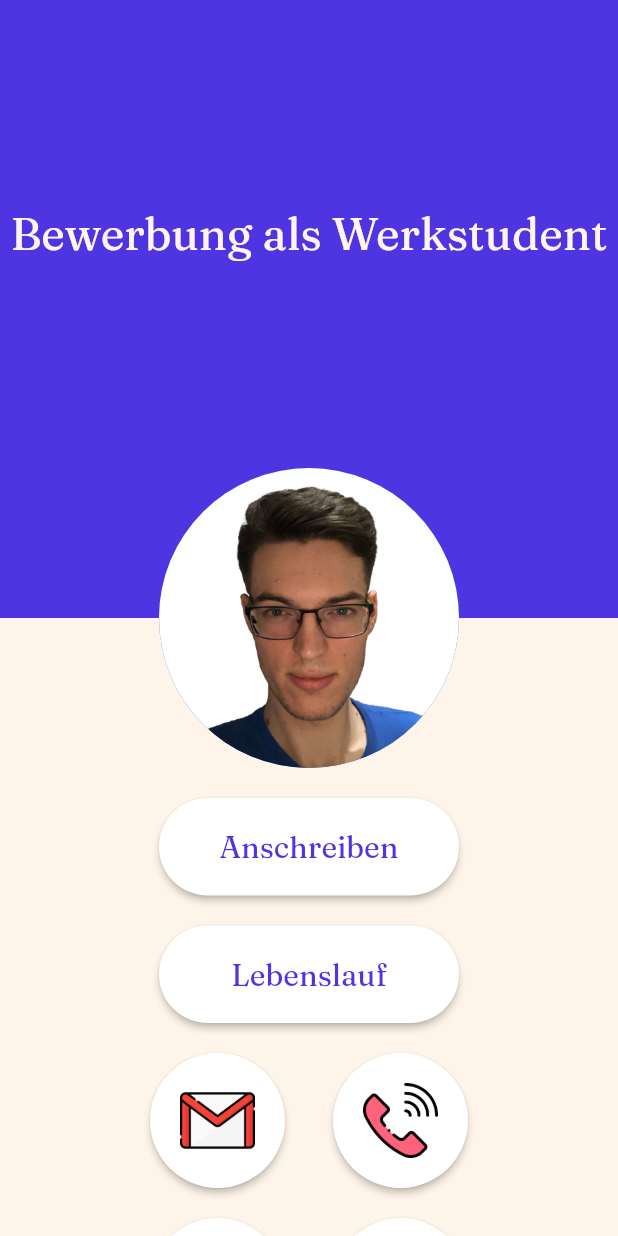
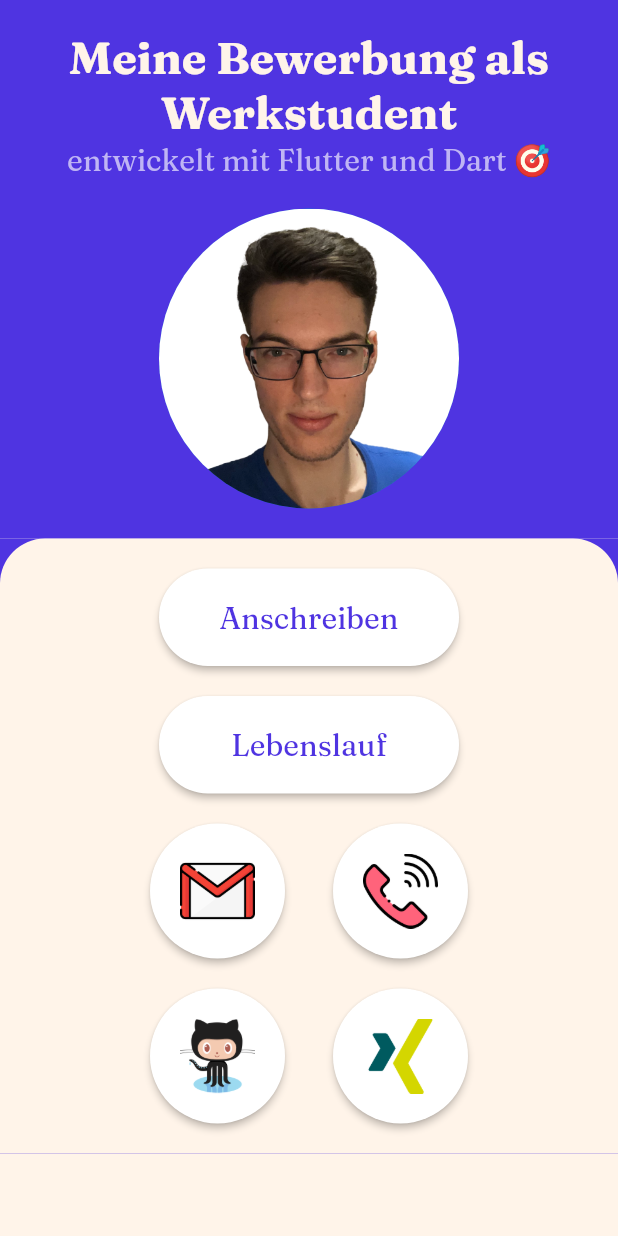
Before and after one commit to tim-w97/Bewerbung, a Flutter app: the screen it shows after launch, on a phone screen of 412 x 824 dp. Run offline on Flutter 3.47's test engine with Material 2 defaults, Android fonts, the phone set to English and light mode, and no system bars.

Commit message:
Refactoring und verbessertes Design für den Hauptbereich

```diff
--- a/lib/constants/text_styles.dart
+++ b/lib/constants/text_styles.dart
@@ -1,6 +1,7 @@
 import 'package:application/constants/colors.dart' as colors;
 import 'package:flutter/cupertino.dart';
 
-const big = TextStyle(color: colors.secondary, fontSize: 30);
+const big = TextStyle(
+    color: colors.secondary, fontSize: 30, fontWeight: FontWeight.bold);
 const medium = TextStyle(color: colors.primary, fontSize: 20);
 const small = TextStyle(color: colors.lightGray, fontSize: 15);
--- a/lib/screens/home.dart
+++ b/lib/screens/home.dart
@@ -13,32 +13,29 @@ class Home extends StatelessWidget {
   @override
   Widget build(BuildContext context) {
     bool showButtonsVertical = MediaQuery.of(context).size.width < 420;
-    bool showIconButtonsSeparately = MediaQuery.of(context).size.width < 633;
+    bool showIconButtonsSeparately = MediaQuery.of(context).size.width < 700;
 
     return Scaffold(
-      body: Stack(
-        alignment: Alignment.center,
+      body: SingleChildScrollView(
+        child: Column(
           children: [
-          Column(
+            Container(
+              width: double.infinity,
+              color: colors.primary,
+              padding: const EdgeInsets.all(20),
+              child: Column(
                 children: [
-              Expanded(
-                child: Container(color: colors.primary),
-              ),
-              Expanded(
-                child: Container(color: colors.secondary),
-              ),
-            ],
-          ),
-          Column(
-            mainAxisAlignment: MainAxisAlignment.center,
-            children: [
-              const Expanded(
-                child: Center(
-                  child: Text(
-                    "Bewerbung als Werkstudent",
+                  const Text(
+                    "Meine Bewerbung als Werkstudent",
                     textAlign: TextAlign.center,
                     style: text_styles.big,
                   ),
+                  Padding(
+                    padding: const EdgeInsets.only(bottom: 20),
+                    child: Text(
+                      "entwickelt mit Flutter und Dart 🎯",
+                      textAlign: TextAlign.center,
+                      style: text_styles.medium.copyWith(color: colors.blue),
                     ),
                   ),
                   showIconButtonsSeparately
@@ -59,9 +56,16 @@ class Home extends StatelessWidget {
                             XingButton(),
                           ],
                         ),
-              Expanded(
-                child: Center(
-                  child: SingleChildScrollView(
+                ],
+              ),
+            ),
+            Container(
+              color: colors.primary,
+              child: Container(
+                decoration: const BoxDecoration(
+                  color: colors.secondary,
+                  borderRadius: BorderRadius.vertical(top: Radius.circular(30)),
+                ),
                 child: Column(
                   mainAxisAlignment: MainAxisAlignment.center,
                   children: [
@@ -120,10 +124,8 @@ class Home extends StatelessWidget {
                 ),
               ),
             ),
+          ],
         ),
-            ],
-          )
-        ],
       ),
     );
   }
```
Lines whose indentation alone changed are shown as unchanged.
